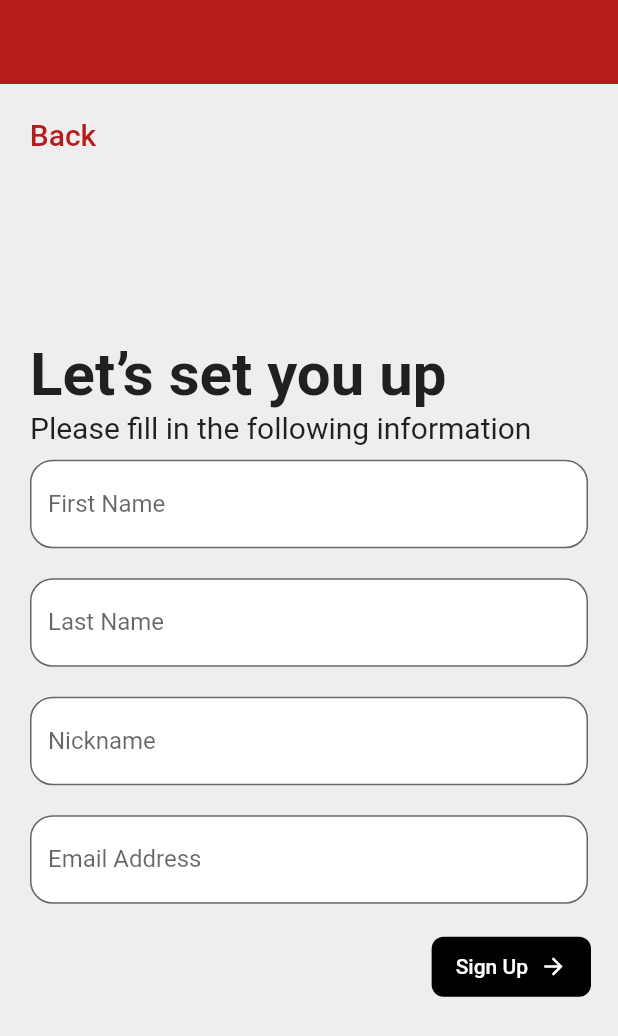
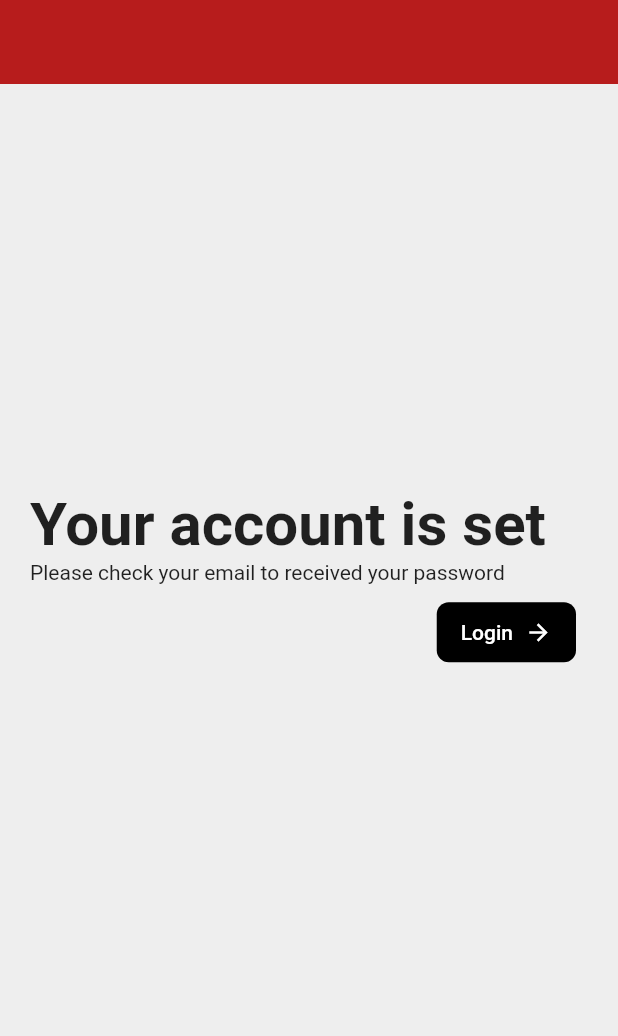
Before and after one commit to najwanhazim/Customer-Relationship-Management, a Flutter app: the screen it shows after launch, on a phone screen of 412 x 824 dp. Shown: the top 1036 px of the screen. Run offline on Flutter 3.47's test engine with Material 2 defaults, Android fonts, the phone set to English and light mode, and no system bars; our stand-ins replace custom_sliding_segmented_control, pie_chart; missing offline and left inert: simple_speed_dial.

Commit message:
sign up page 2

```diff
--- a/crm/lib/login/sign_up.dart
+++ b/crm/lib/login/sign_up.dart
@@ -57,7 +57,7 @@ class _SignUpState extends State<SignUp> {
                     padding: const EdgeInsets.all(8.0),
                     child: Row(
                       mainAxisAlignment: MainAxisAlignment
-                          .end, // Aligns the button to the right
+                          .end,
                       children: [
                         FilledButton(
                           onPressed: () {},
--- /dev/null
+++ b/crm/lib/login/sign_up_page_2.dart
@@ -0,0 +1,69 @@
+import 'package:flutter/material.dart';
+
+class SignUp2 extends StatefulWidget {
+  const SignUp2({super.key});
+
+  @override
+  State<SignUp2> createState() => _SignUp2State();
+}
+
+class _SignUp2State extends State<SignUp2> {
+  @override
+  Widget build(BuildContext context) {
+    return Scaffold(
+      backgroundColor: Colors.grey[200],
+      appBar: AppBar(
+        backgroundColor: Colors.red[900],
+        elevation: 0.0,
+      ),
+      body: Column(
+        children: [
+          Center(
+            heightFactor: 4,
+            child: Padding(
+              padding: const EdgeInsets.all(20.0),
+              child: Column(
+                crossAxisAlignment: CrossAxisAlignment.start,
+                children: [
+                  const Text(
+                    'Your account is set',
+                    style: TextStyle(fontWeight: FontWeight.bold, fontSize: 40),
+                  ),
+                  const Text('Please check your email to received your password', ),
+                  Padding(
+                    padding: const EdgeInsets.all(8.0),
+                    child: Row(
+                      mainAxisAlignment:
+                          MainAxisAlignment.end,
+                      children: [
+                        FilledButton(
+                          onPressed: () {},
+                          style: ButtonStyle(
+                            backgroundColor: MaterialStateProperty.all(Colors.black),
+                            shape: MaterialStateProperty.all(
+                              RoundedRectangleBorder(
+                                borderRadius: BorderRadius.circular(8),
+                              ),
+                            ),
+                          ),
+                          child: Row(
+                            mainAxisSize: MainAxisSize.min,
+                            children: const [
+                              Text('Login'),
+                              SizedBox(width: 8),
+                              Icon(Icons.arrow_forward),
+                            ],
+                          ),
+                        ),
+                      ],
+                    ),
+                  ),
+                ],
+              ),
+            ),
+          ),
+        ],
+      ),
+    );
+  }
+}
--- a/crm/lib/main.dart
+++ b/crm/lib/main.dart
@@ -2,6 +2,7 @@ import 'package:crm/dashboard/dashboard_activity.dart';
 import 'package:crm/dashboard/dashboard_individual.dart';
 import 'package:crm/dashboard/dashboard_team_stats.dart';
 import 'package:crm/login/sign_up.dart';
+import 'package:crm/login/sign_up_page_2.dart';
 import 'package:flutter/material.dart';
 
 void main() {
@@ -21,7 +22,7 @@ class MyApp extends StatelessWidget {
       ),
       initialRoute: '/',
       routes: {
-        '/' : (context) => SignUp(),
+        '/' : (context) => SignUp2(),
       },
     );
   }
```
